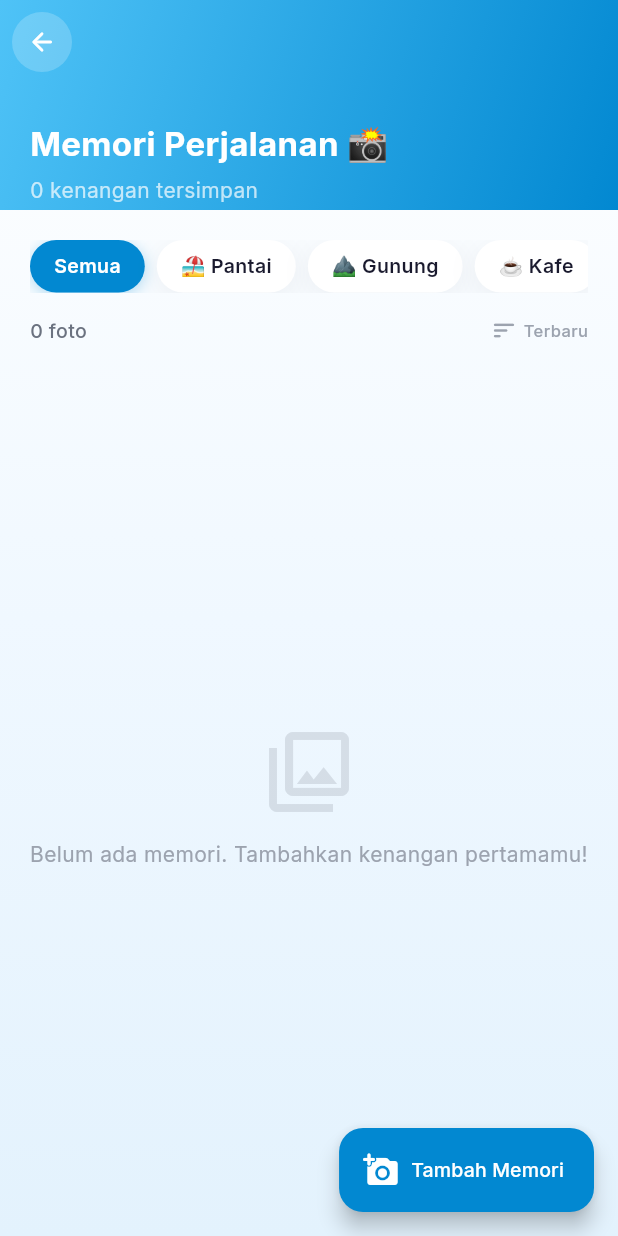
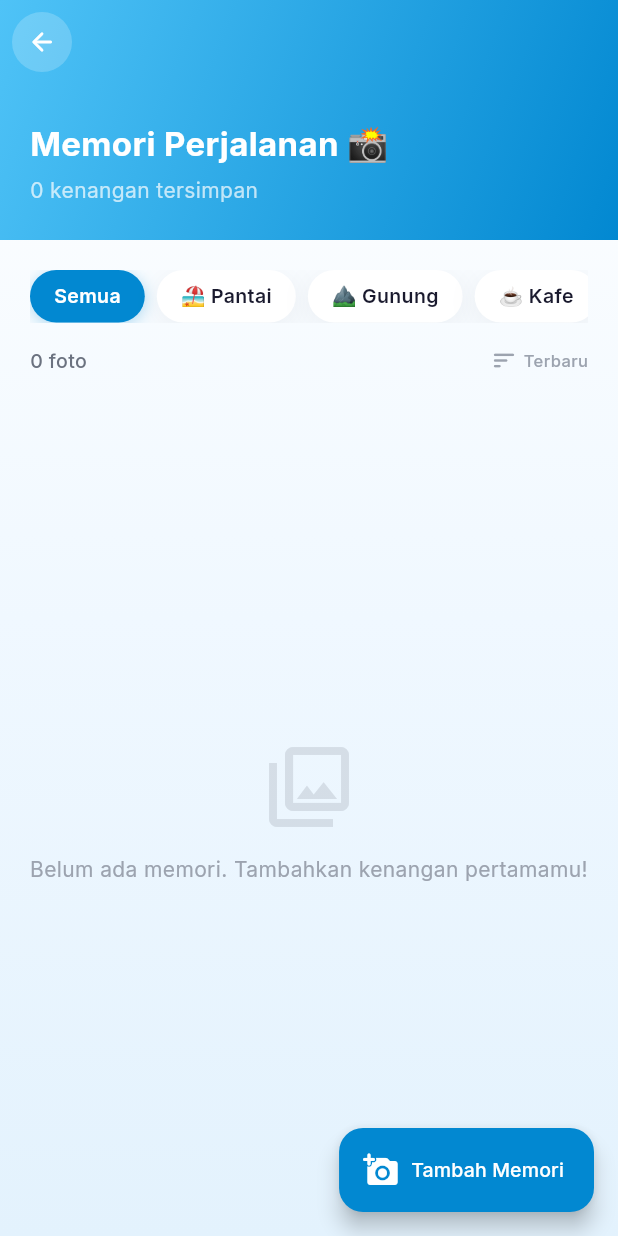
Before and after one commit to MuhAlifAnhar/MEMOtrip, a Flutter app: the MemoryGalleryPage screen opened directly, on a phone screen of 412 x 824 dp. Run offline on Flutter 3.47's test engine with Material 3 defaults, Android fonts, the phone set to English and light mode, and no system bars; our stand-ins replace cached_network_image, cloud_firestore, firebase_auth, firebase_core, firebase_storage, flutter_riverpod and 4 more; missing offline and left inert: panorama_viewer; accounts and stored records are empty; generated files the repository leaves out were written again; network calls fail.

Commit message:
feat: implement MemoryGalleryPage for CRUD photo viewing with category filtering

```diff
--- a/lib/features/profile/presentation/pages/memory_gallery_page.dart
+++ b/lib/features/profile/presentation/pages/memory_gallery_page.dart
@@ -53,7 +53,7 @@ class _MemoryGalleryPageState extends ConsumerState<MemoryGalleryPage> {
           slivers: [
             // ── App Bar ──────────────────────────────────
             SliverAppBar(
-              expandedHeight: 140,
+              expandedHeight: 160,
               pinned: true,
               stretch: true,
               backgroundColor: AppColors.primary,
@@ -75,7 +75,9 @@ class _MemoryGalleryPageState extends ConsumerState<MemoryGalleryPage> {
                   decoration: const BoxDecoration(
                     gradient: AppColors.primaryGradient,
                   ),
-                  padding: const EdgeInsets.fromLTRB(20, 80, 20, 16),
+                  padding: const EdgeInsets.fromLTRB(20, 80, 20, 12),
+                  child: SingleChildScrollView(
+                    physics: const NeverScrollableScrollPhysics(),
                     child: Column(
                       crossAxisAlignment: CrossAxisAlignment.start,
                       mainAxisAlignment: MainAxisAlignment.end,
@@ -90,6 +92,7 @@ class _MemoryGalleryPageState extends ConsumerState<MemoryGalleryPage> {
                               .copyWith(color: Colors.white70),
                         ),
                       ],
+                    ),
                   ),
                 ),
               ),
```
Lines whose indentation alone changed are shown as unchanged.
